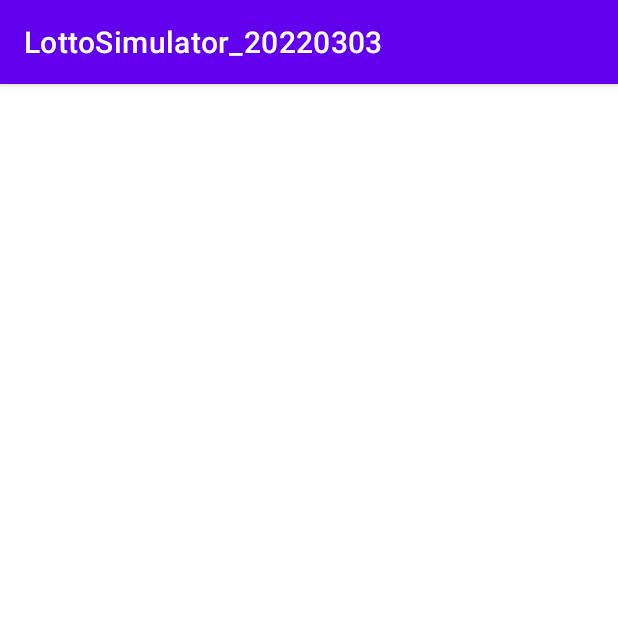
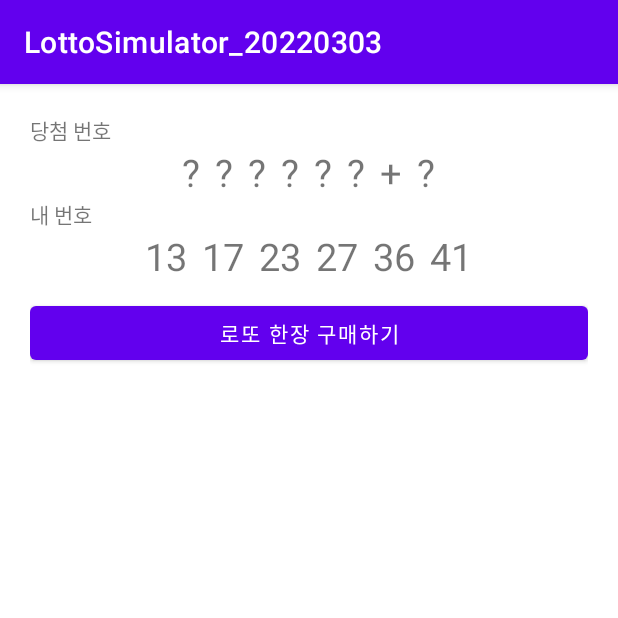
Before and after one commit to nepp-plus/LottoSimulator_20220303, an Android app: the screen it shows after launch (MainActivity), on a phone screen of 412 x 824 dp, the top half of it. Run offline under Robolectric (Android 15) with nearby library versions, the phone set to English and light mode, and no system bars.

Commit message:
내 번호 / 당첨번호 / 1장 구매 버튼 UI

```diff
--- a/app/src/main/res/layout/activity_main.xml
+++ b/app/src/main/res/layout/activity_main.xml
@@ -5,7 +5,139 @@
     android:layout_width="match_parent"
     android:layout_height="match_parent"
     android:orientation="vertical"
+    android:padding="20dp"
     tools:context=".MainActivity">
+
+    <TextView
+        android:layout_width="wrap_content"
+        android:layout_height="wrap_content"
+        android:text="당첨 번호" />
+
+    <LinearLayout
+        android:layout_width="match_parent"
+        android:layout_height="wrap_content"
+        android:gravity="center"
+        android:orientation="horizontal">
+
+        <TextView
+            android:layout_width="wrap_content"
+            android:layout_height="wrap_content"
+            android:text="\?"
+            android:textSize="25sp" />
+
+        <TextView
+            android:layout_width="wrap_content"
+            android:layout_height="wrap_content"
+            android:layout_marginStart="10dp"
+            android:text="\?"
+            android:textSize="25sp" />
+
+        <TextView
+            android:layout_width="wrap_content"
+            android:layout_height="wrap_content"
+            android:layout_marginStart="10dp"
+            android:text="\?"
+            android:textSize="25sp" />
+
+        <TextView
+            android:layout_width="wrap_content"
+            android:layout_height="wrap_content"
+            android:layout_marginStart="10dp"
+            android:text="\?"
+            android:textSize="25sp" />
+
+        <TextView
+            android:layout_width="wrap_content"
+            android:layout_height="wrap_content"
+            android:layout_marginStart="10dp"
+            android:text="\?"
+            android:textSize="25sp" />
+
+        <TextView
+            android:layout_width="wrap_content"
+            android:layout_height="wrap_content"
+            android:layout_marginStart="10dp"
+            android:text="\?"
+            android:textSize="25sp" />
+
+        <TextView
+            android:layout_width="wrap_content"
+            android:layout_height="wrap_content"
+            android:layout_marginStart="10dp"
+            android:text="+"
+            android:textSize="25sp" />
+
+        <TextView
+            android:layout_width="wrap_content"
+            android:layout_height="wrap_content"
+            android:layout_marginStart="10dp"
+            android:text="\?"
+            android:textSize="25sp" />
+
+    </LinearLayout>
+
+
+    <TextView
+        android:layout_width="wrap_content"
+        android:layout_height="wrap_content"
+        android:text="내 번호" />
+
+    <LinearLayout
+        android:layout_width="match_parent"
+        android:layout_height="wrap_content"
+        android:orientation="horizontal"
+        android:gravity="center">
+
+        <TextView
+            android:layout_width="wrap_content"
+            android:layout_height="wrap_content"
+            android:text="13"
+            android:textSize="25sp" />
+
+        <TextView
+            android:layout_width="wrap_content"
+            android:layout_height="wrap_content"
+            android:text="17"
+            android:layout_marginStart="10dp"
+            android:textSize="25sp" />
+
+        <TextView
+            android:layout_width="wrap_content"
+            android:layout_height="wrap_content"
+            android:text="23"
+            android:layout_marginStart="10dp"
+            android:textSize="25sp" />
+
+        <TextView
+            android:layout_width="wrap_content"
+            android:layout_height="wrap_content"
+            android:text="27"
+            android:layout_marginStart="10dp"
+            android:textSize="25sp" />
+
+        <TextView
+            android:layout_width="wrap_content"
+            android:layout_height="wrap_content"
+            android:text="36"
+            android:layout_marginStart="10dp"
+            android:textSize="25sp" />
+
+        <TextView
+            android:layout_width="wrap_content"
+            android:layout_height="wrap_content"
+            android:text="41"
+            android:layout_marginStart="10dp"
+            android:textSize="25sp" />
+
+
+    </LinearLayout>
+
+
+    <Button
+        android:layout_marginTop="10dp"
+        android:layout_width="match_parent"
+        android:layout_height="wrap_content"
+        android:text="로또 한장 구매하기" />
 
 
 </LinearLayout>
```
